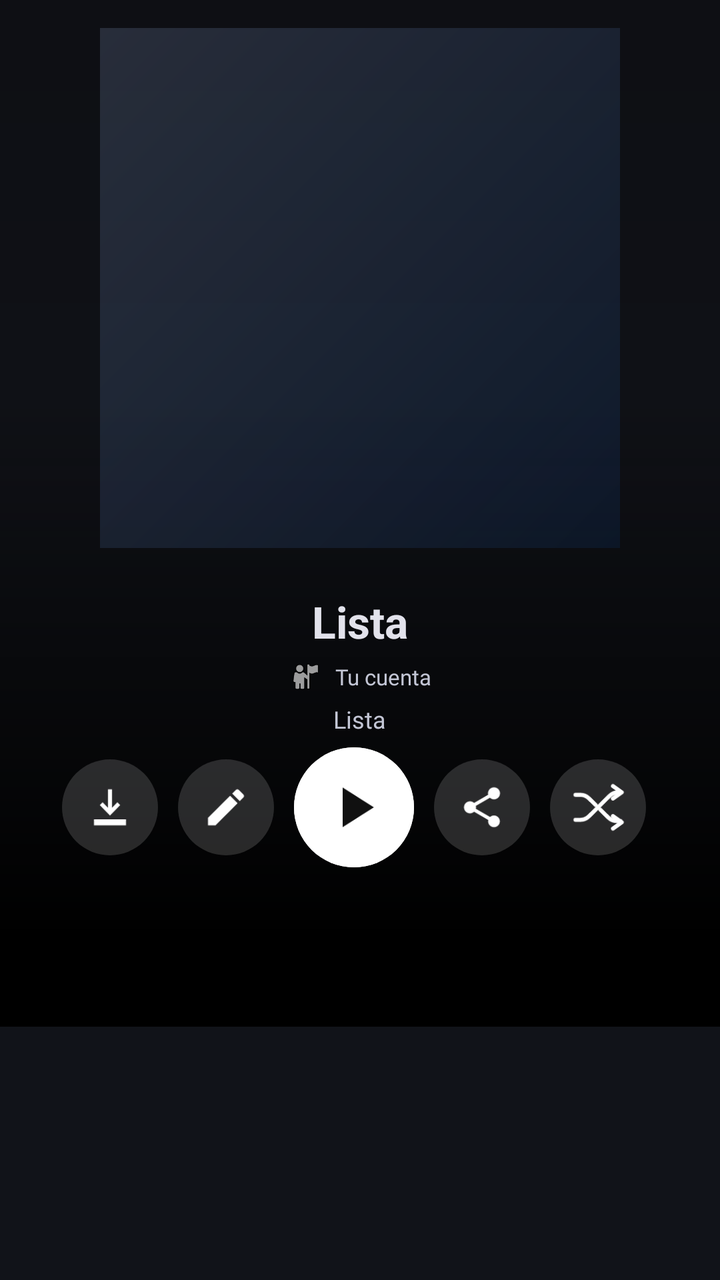
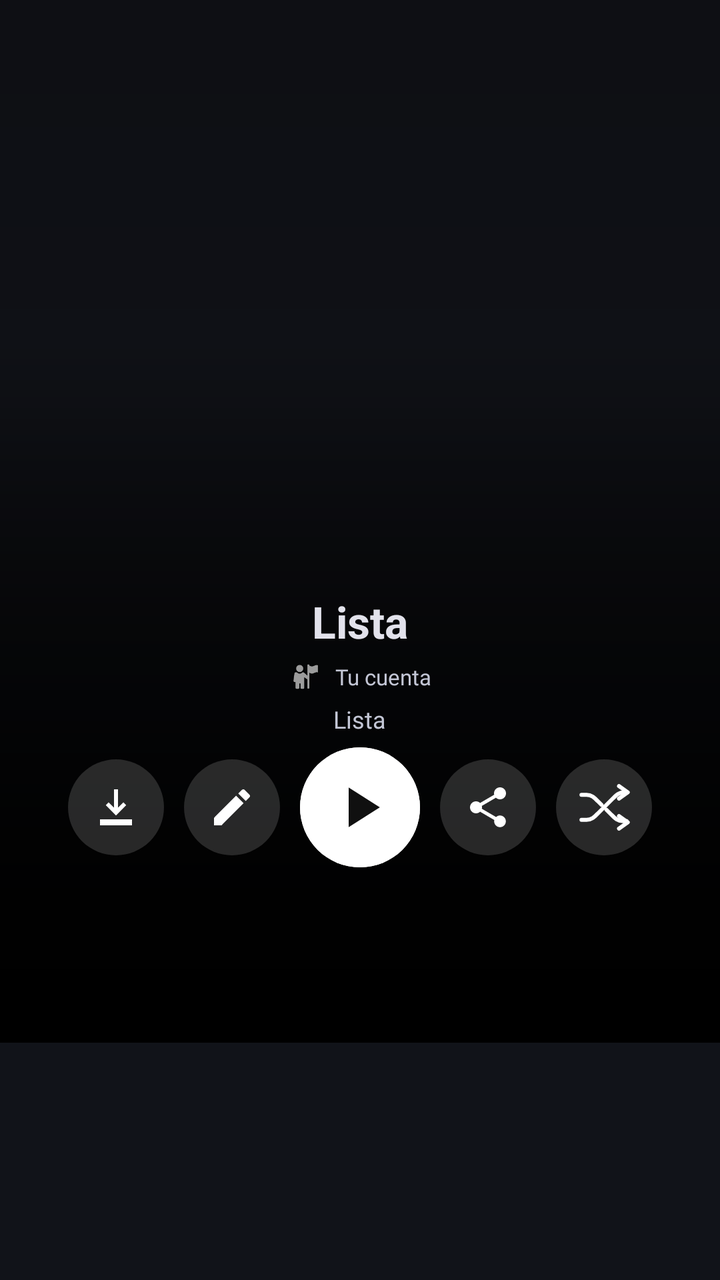

Before-and-after screenshots of an Android layout around one commit, followed by the original layout XML and the change that was made.
<!-- AndroidManifest.xml: application theme Theme.Sleppify -->
<!-- res/layout/item_playlist_detail_header.xml -->
<?xml version="1.0" encoding="utf-8"?>
<LinearLayout xmlns:android="http://schemas.android.com/apk/res/android"
    xmlns:app="http://schemas.android.com/apk/res-auto"
    android:id="@+id/llPlaylistHeaderRoot"
    android:layout_width="match_parent"
    android:layout_height="wrap_content"
    android:orientation="vertical"
    android:clipChildren="false"
    android:clipToPadding="false">

        <androidx.constraintlayout.widget.ConstraintLayout
            android:id="@+id/flPlaylistHeaderContainer"
            android:layout_width="match_parent"
            android:layout_height="wrap_content"
            android:layout_marginBottom="-24dp"
            android:clipChildren="false"
            android:clipToPadding="false">

            <ImageView
                android:id="@+id/ivPlaylistBackdrop"
                android:layout_width="0dp"
                android:layout_height="520dp"
                android:layout_marginTop="-82dp"
                android:alpha="1.0"
                android:scaleType="centerCrop"
                app:layout_constraintEnd_toEndOf="parent"
                app:layout_constraintStart_toStartOf="parent"
                app:layout_constraintTop_toTopOf="parent" />
 
            <View
                android:id="@+id/vPlaylistBackdropScrim"
                android:layout_width="0dp"
                android:layout_height="0dp"
                android:layout_marginTop="-82dp"
                android:background="@drawable/bg_playlist_backdrop_scrim"
                app:layout_constraintBottom_toBottomOf="parent"
                app:layout_constraintEnd_toEndOf="parent"
                app:layout_constraintStart_toStartOf="parent"
                app:layout_constraintTop_toTopOf="parent" />

            <View
                android:id="@+id/vPlaylistBackdropBottomFade"
                android:layout_width="0dp"
                android:layout_height="320dp"
                android:background="@drawable/bg_playlist_backdrop_bottom_fade"
                android:layout_marginBottom="-40dp"
                app:layout_constraintBottom_toBottomOf="parent"
                app:layout_constraintEnd_toEndOf="parent"
                app:layout_constraintStart_toStartOf="parent" />

            <View
                android:id="@+id/vPlaylistBackdropAmoledFade"
                android:layout_width="0dp"
                android:layout_height="280dp"
                android:background="@drawable/bg_playlist_backdrop_amoled_fade"
                android:visibility="gone"
                app:layout_constraintBottom_toBottomOf="parent"
                app:layout_constraintEnd_toEndOf="parent"
                app:layout_constraintStart_toStartOf="parent" />

            <LinearLayout
                android:layout_width="match_parent"
                android:layout_height="wrap_content"
                android:gravity="center_horizontal"
                android:orientation="vertical"
                android:paddingBottom="40dp"
                app:layout_constraintBottom_toBottomOf="parent"
                app:layout_constraintEnd_toEndOf="parent"
                app:layout_constraintStart_toStartOf="parent"
                app:layout_constraintTop_toTopOf="parent">

                <FrameLayout
                    android:layout_width="260dp"
                    android:layout_height="260dp"
                    android:layout_marginTop="14dp"
                    android:layout_marginBottom="18dp">

                    <View
                        android:layout_width="match_parent"
                        android:layout_height="match_parent"
                        android:background="@drawable/bg_playlist_cover_glow"
                        android:scaleX="1.06"
                        android:scaleY="1.06" />

                    <com.google.android.material.imageview.ShapeableImageView
                        android:id="@+id/ivPlaylistCover"
                        android:layout_width="match_parent"
                        android:layout_height="match_parent"
                        android:scaleType="centerCrop"
                        app:shapeAppearanceOverlay="@style/ShapeAppearance.Sleppify.PlaylistCover" />

                    
                    <TextView
                        android:id="@+id/tvRadioHeaderTitle"
                        android:layout_width="match_parent"
                        android:layout_height="wrap_content"
                        android:layout_gravity="bottom|start"
                        android:layout_marginHorizontal="14dp"
                        android:layout_marginBottom="12dp"
                        android:ellipsize="end"
                        android:fontFamily="sans-serif-black"
                        android:gravity="start"
                        android:includeFontPadding="false"
                        android:maxLines="1"
                        android:shadowColor="#66000000"
                        android:shadowDx="0"
                        android:shadowDy="1"
                        android:shadowRadius="4"
                        android:text="Canción"
                        android:textColor="#FFFFFF"
                        android:textSize="18sp"
                        android:visibility="gone" />

                    <TextView
                        android:id="@+id/tvRadioHeaderBadge"
                        android:layout_width="wrap_content"
                        android:layout_height="wrap_content"
                        android:layout_gravity="top|end"
                        android:layout_marginTop="12dp"
                        android:layout_marginEnd="12dp"
                        android:fontFamily="@font/inter_variable"
                        android:letterSpacing="0.32"
                        android:shadowColor="#66000000"
                        android:shadowDx="0"
                        android:shadowDy="1"
                        android:shadowRadius="4"
                        android:text="RADIO"
                        android:textColor="#FFFFFF"
                        android:textSize="11sp"
                        android:textStyle="bold"
                        android:visibility="gone" />
                </FrameLayout>

                <TextView
                    android:id="@+id/tvPlaylistName"
                    android:layout_width="match_parent"
                    android:layout_height="wrap_content"
                    android:layout_marginTop="4dp"
                    android:gravity="center"
                    android:maxLines="2"
                    android:text="Lista"
                    android:textColor="@color/text_primary"
                    android:textSize="22sp"
                    android:textStyle="bold" />

                <LinearLayout
                    android:layout_width="wrap_content"
                    android:layout_height="wrap_content"
                    android:layout_marginTop="4dp"
                    android:gravity="center_vertical"
                    android:orientation="horizontal">

                    <com.google.android.material.imageview.ShapeableImageView
                        android:id="@+id/ivGoogleProfile"
                        android:layout_width="18dp"
                        android:layout_height="18dp"
                        android:scaleType="centerCrop"
                        android:src="@android:drawable/ic_menu_myplaces"
                        app:shapeAppearanceOverlay="@style/ShapeAppearance.Material3.Corner.Full" />

                    <TextView
                        android:id="@+id/tvGoogleProfileName"
                        android:layout_width="wrap_content"
                        android:layout_height="wrap_content"
                        android:layout_marginStart="6dp"
                        android:fontFamily="@font/inter_variable"
                        android:text="Tu cuenta"
                        android:textColor="@color/text_secondary"
                        android:textSize="11sp" />
                </LinearLayout>

                <TextView
                    android:id="@+id/tvPlaylistInfo"
                    android:layout_width="wrap_content"
                    android:layout_height="wrap_content"
                    android:layout_marginTop="4dp"
                    android:fontFamily="@font/inter_variable"
                    android:maxLines="2"
                    android:text="Lista"
                    android:textColor="@color/text_secondary"
                    android:textSize="12sp" />

                <LinearLayout
                    android:layout_width="match_parent"
                    android:layout_height="wrap_content"
                    android:layout_marginTop="6dp"
                    android:clipChildren="false"
                    android:clipToPadding="false"
                    android:gravity="center"
                    android:orientation="horizontal">

                    <FrameLayout
                        android:id="@+id/flHeaderDownloadContainer"
                        android:layout_width="48dp"
                        android:layout_height="48dp"
                        android:clipChildren="false"
                        android:clipToPadding="false">

                        <ImageButton
                            android:id="@+id/btnDownload"
                            android:layout_width="48dp"
                            android:layout_height="48dp"
                            android:background="@drawable/bg_playlist_action_dark"
                            android:padding="14dp"
                            android:scaleType="center"
                            android:src="@drawable/ic_download_bold"
                            app:tint="#FFFFFF" />

                        <com.example.sleppify.CircularProgressView
                            android:id="@+id/cpvHeaderDownload"
                            android:layout_width="44dp"
                            android:layout_height="44dp"
                            android:layout_gravity="center"
                            android:visibility="gone" />
                    </FrameLayout>

                    <ImageButton
                        android:id="@+id/btnEditPlaylist"
                        android:layout_width="48dp"
                        android:layout_height="48dp"
                        android:layout_marginStart="10dp"
                        android:background="@drawable/bg_playlist_action_dark"
                        android:padding="14dp"
                        android:scaleType="center"
                        android:src="@drawable/ic_edit_24"
                        android:visibility="visible"
                        app:tint="#FFFFFF" />

                    <com.google.android.material.button.MaterialButton
                        android:id="@+id/btnListenNow"
                        android:layout_width="60dp"
                        android:layout_height="60dp"
                        android:layout_marginStart="10dp"
                        android:layout_marginEnd="10dp"
                        android:backgroundTint="@android:color/white"
                        android:insetTop="0dp"
                        android:insetBottom="0dp"
                        android:minWidth="0dp"
                        android:minHeight="0dp"
                        android:padding="0dp"
                        app:cornerRadius="30dp"
                        app:icon="@drawable/ic_player_play"
                        app:iconGravity="textStart"
                        app:iconPadding="0dp"
                        app:iconSize="34dp"
                        app:iconTint="#101010"
                        app:rippleColor="#33000000" />

                    <ImageButton
                        android:id="@+id/btnSharePlaylist"
                        android:layout_width="48dp"
                        android:layout_height="48dp"
                        android:layout_marginEnd="10dp"
                        android:background="@drawable/bg_playlist_action_dark"
                        android:padding="14dp"
                        android:scaleType="center"
                        android:src="@drawable/ic_playlist_share"
                        app:tint="#FFFFFF" />

                    <ImageButton
                        android:id="@+id/btnShufflePlay"
                        android:layout_width="48dp"
                        android:layout_height="48dp"
                        android:layout_marginEnd="6dp"
                        android:background="@drawable/bg_playlist_action_dark"
                        android:padding="14dp"
                        android:scaleType="center"
                        android:src="@drawable/ic_shuffle_custom"
                        app:tint="#FFFFFF" />
                </LinearLayout>

            </LinearLayout>
        </androidx.constraintlayout.widget.ConstraintLayout>


</LinearLayout>
<!-- resources referenced by this layout -->
<resources>
  <color name="text_primary">#e2e2eb</color>
  <color name="text_secondary">#c3c6d5</color>
  <!-- drawable bg_playlist_action_dark (drawable) -->
  <?xml version="1.0" encoding="utf-8"?>
  <shape xmlns:android="http://schemas.android.com/apk/res/android" android:shape="oval">
      <solid android:color="#26FFFFFF" />
  </shape>
  <!-- drawable bg_playlist_backdrop_amoled_fade (drawable) -->
  <?xml version="1.0" encoding="utf-8"?>
  <shape xmlns:android="http://schemas.android.com/apk/res/android"
      android:shape="rectangle">
      <gradient
          android:angle="270"
          android:startColor="#00000000"
          android:centerColor="#FF000000"
          android:endColor="#FF000000"
          android:centerY="0.85" />
  </shape>
  <!-- drawable bg_playlist_backdrop_bottom_fade (drawable) -->
  <?xml version="1.0" encoding="utf-8"?>
  <shape xmlns:android="http://schemas.android.com/apk/res/android" android:shape="rectangle">
      <gradient
          android:angle="270"
          android:startColor="#00000000"
          android:centerColor="#FF000000"
          android:endColor="#FF000000"
          android:centerY="0.85" />
  </shape>
  <!-- drawable bg_playlist_backdrop_scrim (drawable) -->
  <?xml version="1.0" encoding="utf-8"?>
  <shape xmlns:android="http://schemas.android.com/apk/res/android" android:shape="rectangle">
      <gradient
          android:angle="270"
      android:startColor="#44000000"
      android:centerColor="#22000000"
      android:endColor="#000000ee" />
  </shape>
  <!-- drawable bg_playlist_cover_glow (drawable) -->
  <?xml version="1.0" encoding="utf-8"?>
  <shape xmlns:android="http://schemas.android.com/apk/res/android" android:shape="rectangle">
      <corners android:radius="20dp" />
      <gradient
          android:angle="315"
          android:endColor="#220047AB"
          android:startColor="#2AAEC7FD" />
  </shape>
  <!-- drawable ic_download_bold (drawable) -->
  <?xml version="1.0" encoding="utf-8"?>
  <vector xmlns:android="http://schemas.android.com/apk/res/android"
      android:width="24dp"
      android:height="24dp"
      android:viewportWidth="24"
      android:viewportHeight="24">
      <path
          android:fillColor="#FFFFFFFF"
          android:pathData="M11,3h2v9.2l2.7,-2.7 1.4,1.4L12,16.1 6.9,10.9 8.3,9.5 11,12.2V3zM4,18h16v3H4z" />
  </vector>
  <!-- drawable ic_edit_24 (drawable) -->
  <vector xmlns:android="http://schemas.android.com/apk/res/android"
      android:width="24dp"
      android:height="24dp"
      android:viewportWidth="24"
      android:viewportHeight="24">
      <path
          android:fillColor="@android:color/white"
          android:pathData="M3,17.25V21h3.75L17.81,9.94l-3.75,-3.75L3,17.25zM20.71,7.04c0.39,-0.39 0.39,-1.02 0,-1.41l-2.34,-2.34c-0.39,-0.39 -1.02,-0.39 -1.41,0l-1.83,1.83 3.75,3.75 1.83,-1.83z" />
  </vector>
  <!-- drawable ic_player_play (drawable) -->
  <?xml version="1.0" encoding="utf-8"?>
  <vector xmlns:android="http://schemas.android.com/apk/res/android"
      android:width="48dp"
      android:height="48dp"
      android:viewportWidth="24"
      android:viewportHeight="24">
      <path
          android:fillColor="#FFFFFFFF"
          android:pathData="M8,5v14l11,-7z" />
  </vector>
  <style name="ShapeAppearance.Sleppify.PlaylistCover" parent="">
          <item name="cornerFamily">rounded</item>
          <item name="cornerSize">14dp</item>
      </style>
  <style name="Theme.Sleppify" parent="Base.Theme.Sleppify" />
  <color name="stitch_blue">#AEC7FD</color>
  <color name="stitch_blue_light">#AEC7FD</color>
  <color name="surface_dark">#111319</color>
  <!-- unchanged entries left out for length: 3 -->
</resources>

<!-- the commit's change to res/layout/item_playlist_detail_header.xml (unified diff, before → after) -->
@@ -19,10 +19,11 @@
             <ImageView
                 android:id="@+id/ivPlaylistBackdrop"
                 android:layout_width="0dp"
-                android:layout_height="520dp"
+                android:layout_height="0dp"
                 android:layout_marginTop="-82dp"
                 android:alpha="1.0"
                 android:scaleType="centerCrop"
+                app:layout_constraintBottom_toBottomOf="parent"
                 app:layout_constraintEnd_toEndOf="parent"
                 app:layout_constraintStart_toStartOf="parent"
                 app:layout_constraintTop_toTopOf="parent" />
@@ -41,7 +42,7 @@
             <View
                 android:id="@+id/vPlaylistBackdropBottomFade"
                 android:layout_width="0dp"
-                android:layout_height="320dp"
+                android:layout_height="360dp"
                 android:background="@drawable/bg_playlist_backdrop_bottom_fade"
                 android:layout_marginBottom="-40dp"
                 app:layout_constraintBottom_toBottomOf="parent"
@@ -63,7 +64,7 @@
                 android:layout_height="wrap_content"
                 android:gravity="center_horizontal"
                 android:orientation="vertical"
-                android:paddingBottom="40dp"
+                android:paddingBottom="48dp"
                 app:layout_constraintBottom_toBottomOf="parent"
                 app:layout_constraintEnd_toEndOf="parent"
                 app:layout_constraintStart_toStartOf="parent"
@@ -74,13 +75,6 @@
                     android:layout_height="260dp"
                     android:layout_marginTop="14dp"
                     android:layout_marginBottom="18dp">
-
-                    <View
-                        android:layout_width="match_parent"
-                        android:layout_height="match_parent"
-                        android:background="@drawable/bg_playlist_cover_glow"
-                        android:scaleX="1.06"
-                        android:scaleY="1.06" />
 
                     <com.google.android.material.imageview.ShapeableImageView
                         android:id="@+id/ivPlaylistCover"
@@ -261,7 +255,6 @@
                         android:id="@+id/btnShufflePlay"
                         android:layout_width="48dp"
                         android:layout_height="48dp"
-                        android:layout_marginEnd="6dp"
                         android:background="@drawable/bg_playlist_action_dark"
                         android:padding="14dp"
                         android:scaleType="center"
<!-- resource entries referenced after the edit -->
@@ -26,7 +26,7 @@
           android:startColor="#00000000"
           android:centerColor="#FF000000"
           android:endColor="#FF000000"
-          android:centerY="0.85" />
+          android:centerY="0.90" />
   </shape>
   <!-- drawable bg_playlist_backdrop_scrim (drawable) -->
   <?xml version="1.0" encoding="utf-8"?>
@@ -35,16 +35,7 @@
           android:angle="270"
       android:startColor="#44000000"
       android:centerColor="#22000000"
-      android:endColor="#000000ee" />
-  </shape>
-  <!-- drawable bg_playlist_cover_glow (drawable) -->
-  <?xml version="1.0" encoding="utf-8"?>
-  <shape xmlns:android="http://schemas.android.com/apk/res/android" android:shape="rectangle">
-      <corners android:radius="20dp" />
-      <gradient
-          android:angle="315"
-          android:endColor="#220047AB"
-          android:startColor="#2AAEC7FD" />
+      android:endColor="#CC000000" />
   </shape>
   <!-- drawable ic_download_bold (drawable) -->
   <?xml version="1.0" encoding="utf-8"?>
